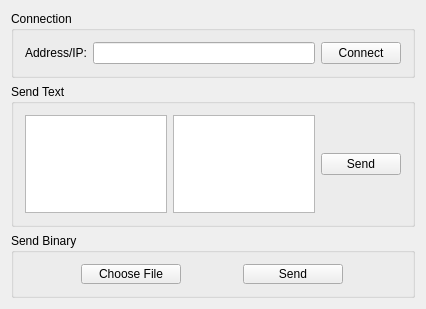
deveshrai/Web-Sock-It-, file mainwindow.ui: the form before one commit.
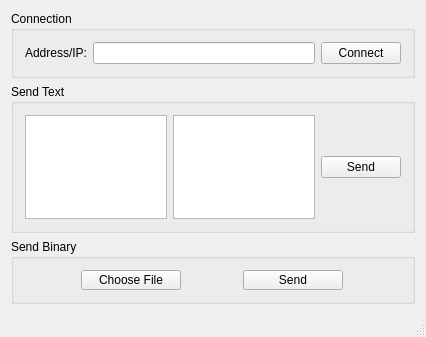
The form after the commit.

Diff of the .ui file:
```diff
--- a/mainwindow.ui
+++ b/mainwindow.ui
@@ -7,7 +7,7 @@
     <x>0</x>
     <y>0</y>
     <width>426</width>
-    <height>309</height>
+    <height>337</height>
    </rect>
   </property>
   <property name="windowTitle">
@@ -112,6 +112,7 @@
     </item>
    </layout>
   </widget>
+  <widget class="QStatusBar" name="statusBar"/>
  </widget>
  <layoutdefault spacing="6" margin="11"/>
  <resources/>
```
Left out of the diff: 14 changed lines with no effect on the pictures.
